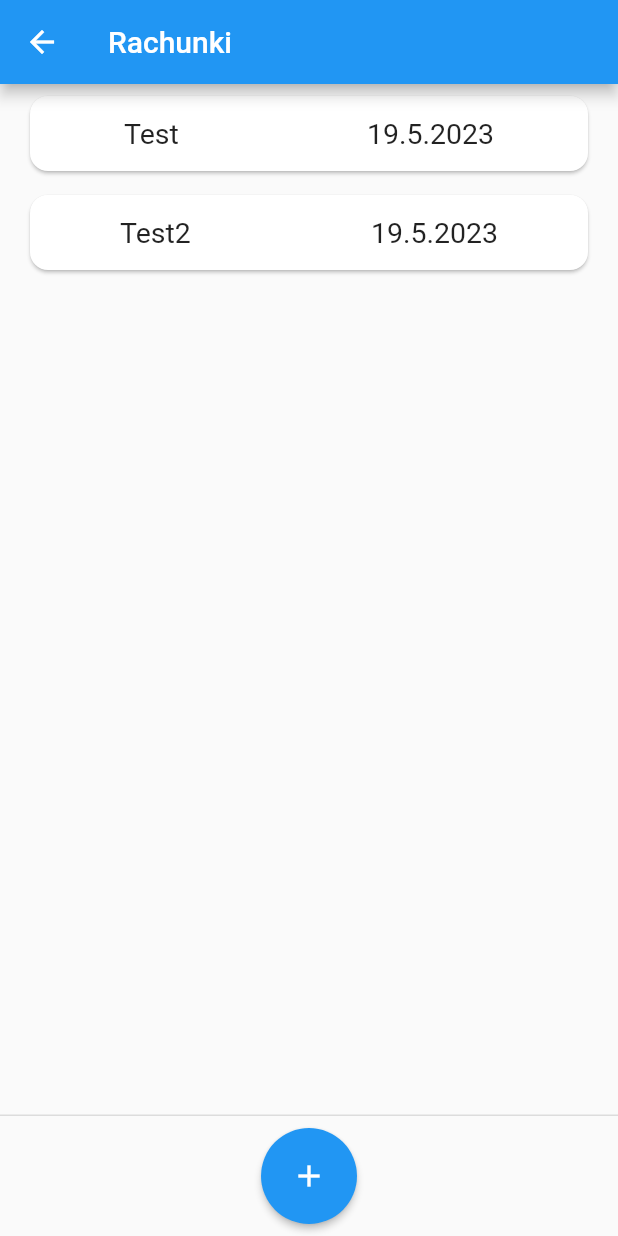
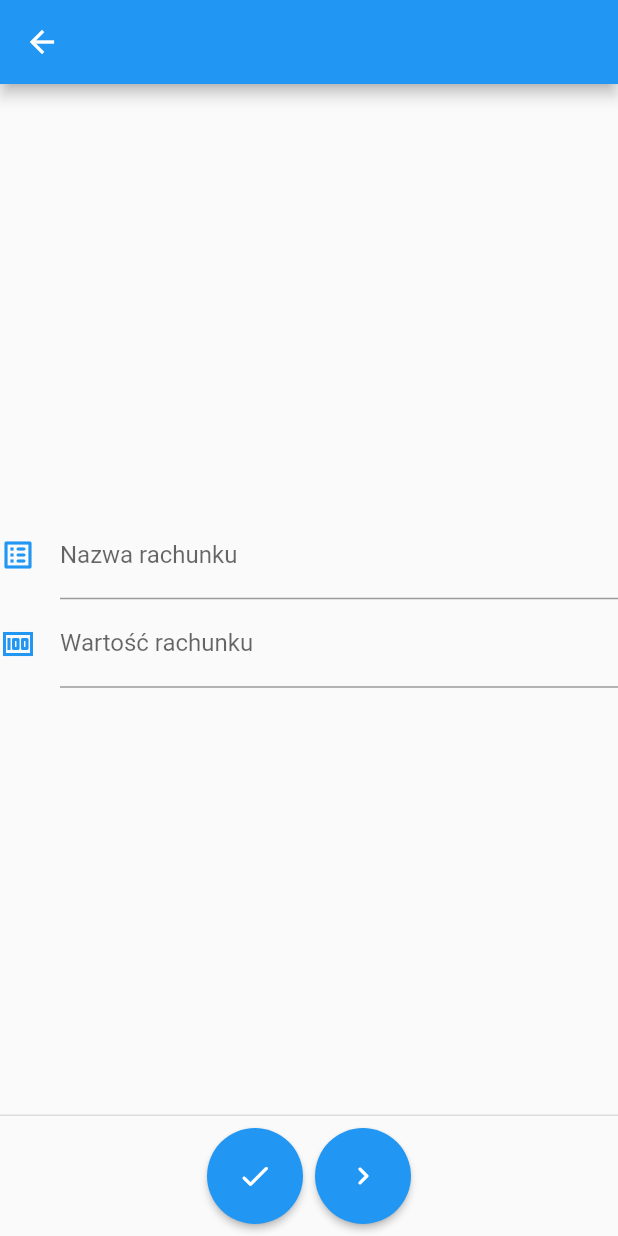
Before and after one commit to JPiotr/homeFinance, a Flutter app: the ReciptPage screen opened by its route, after a tap on the "add" icon, on a phone screen of 412 x 824 dp. Run offline on Flutter 3.47's test engine with Material 2 defaults, Android fonts, the phone set to English and light mode, and no system bars; our stand-ins replace firebase_auth, firebase_core, firebase_database; accounts and stored records are empty.

Commit message:
Dodanie formularza rachunków

```diff
--- /dev/null
+++ b/lib/pages/recipt/recipt_form.dart
@@ -0,0 +1,94 @@
+import 'package:flutter/material.dart';
+import 'package:flutter/services.dart';
+
+class ReciptFormPage extends StatefulWidget{
+  const ReciptFormPage({super.key});
+
+  @override
+  State<StatefulWidget> createState() => ReciptFormState();
+
+}
+
+class ReciptFormState extends State<ReciptFormPage>{
+  bool valueFieldValidator = true;
+
+  @override
+  Widget build(BuildContext context) {
+    return Scaffold(
+      appBar: AppBar(
+
+      ),
+      persistentFooterAlignment: AlignmentDirectional.bottomCenter,
+      persistentFooterButtons: [
+        ElevatedButton(
+          onPressed: () {
+            // recipts.add(Recipt(0, "test", 0, DateTime.now()));
+            // Navigator.pushNamed(context, '/recipts/new');
+          },
+          style: ElevatedButton.styleFrom(
+            shape: const CircleBorder(),
+            padding: const EdgeInsets.all(20),
+            backgroundColor: Colors.blue, // <-- Button color
+            foregroundColor: Colors.red, // <-- Splash color
+          ),
+          child: const Icon(Icons.done_rounded, color: Colors.white),
+        ),
+        ElevatedButton(
+          onPressed: () {
+            print("button clicked");
+            // recipts.add(Recipt(0, "test", 0, DateTime.now()));
+            // Navigator.pushNamed(context, '/recipts/new');
+          },
+          style: ElevatedButton.styleFrom(
+            shape: const CircleBorder(),
+            padding: const EdgeInsets.all(20),
+            backgroundColor: Colors.blue, // <-- Button color
+            foregroundColor: Colors.red, // <-- Splash color
+          ),
+          child: const Icon(Icons.navigate_next_rounded, color: Colors.white),
+        )
+      ],
+      body:
+      Column(
+        mainAxisAlignment: MainAxisAlignment.center,
+        children: [
+          Center(
+            child: Form(
+              // onChanged: ,
+              child: Column(
+                children: [
+                  TextFormField(
+                    decoration: const InputDecoration(
+                      icon: Icon(Icons.list_alt_rounded, color: Colors.blue),
+                      labelText: "Nazwa rachunku"
+                    ),
+                  ),
+                  TextFormField(
+                    // validator: (value) => valueFieldValidator,
+                    decoration: const InputDecoration(
+                        icon: Icon(Icons.money, color: Colors.blue),
+                        labelText: "Wartość rachunku"
+                    ),
+                      onChanged: (value)=>{
+                        if(double.parse(value)>0){
+                          valueFieldValidator = true
+                        }
+                        else{
+                        valueFieldValidator = false
+                        }
+                      },
+                      keyboardType: const TextInputType.numberWithOptions(decimal: true),
+                      inputFormatters: <TextInputFormatter>[
+                        FilteringTextInputFormatter.allow(RegExp(r'[0-9.,]'))
+                      ]
+                  )
+                ],
+              ),
+            ),
+          ),
+        ],
+      ),
+    );
+  }
+
+}
--- a/lib/pages/recipt/recipt_state.dart
+++ b/lib/pages/recipt/recipt_state.dart
@@ -23,38 +23,43 @@ class ReciptState extends State<ReciptPage> {
           ElevatedButton(
             onPressed: () {
               print("button clicked");
-              recipts.add(Recipt(0, "test", 0, DateTime.now()));
-              // Navigator.pushNamed(context, '/recipts/new');
+              Navigator.pushNamed(context, '/recipt/new');
             },
-            child: Icon(Icons.add, color: Colors.white),
             style: ElevatedButton.styleFrom(
-              shape: CircleBorder(),
-              padding: EdgeInsets.all(20),
+              shape: const CircleBorder(),
+              padding: const EdgeInsets.all(20),
               backgroundColor: Colors.blue, // <-- Button color
               foregroundColor: Colors.red, // <-- Splash color
             ),
+            child: const Icon(Icons.add, color: Colors.white),
           )
         ],
         appBar: AppBar(
           title: Text(title),
         ),
         body: ListView.builder(itemBuilder: (context, index) {
-          return ListTile(title: Card(
+          return ListTile(title:
+          GestureDetector(
+            onTap: ()=>{
+
+            },
+            child:
+            Card(
               borderOnForeground: true,
               // margin: const EdgeInsets.all(5),
               shape:
               RoundedRectangleBorder(borderRadius: BorderRadius.circular(12)),
-            child: Container(
+              child: SizedBox(
                 height: 50,
                 child: Row(
                     mainAxisAlignment: MainAxisAlignment.spaceAround,
                     children: [
-                Text(recipts.elementAt(index).name, style: TextStyle(fontSize: 19)),
+                      Text(recipts.elementAt(index).name, style: const TextStyle(fontSize: 19)),
                       Text("${recipts.elementAt(index).dateTime.day}."
                           "${recipts.elementAt(index).dateTime.month}."
-                  "${recipts.elementAt(index).dateTime.year}", style: TextStyle(fontSize: 19))]),
+                          "${recipts.elementAt(index).dateTime.year}", style: const TextStyle(fontSize: 19))]),
               ),
-          ));
+            ),));
         },itemCount: recipts.length));
   }
 
--- a/lib/routes.dart
+++ b/lib/routes.dart
@@ -1,3 +1,4 @@
+import 'package:finance_app/pages/recipt/recipt_form.dart';
 import 'package:finance_app/pages/recipt/recipt_page.dart';
 import 'package:flutter/material.dart';
 
@@ -6,7 +7,8 @@ import 'Pages/Home/Home_page.dart';
 class RoutesManager {
   static Map<String, Widget Function(BuildContext)> globalRoutes = {
     '/home': (context) => HomePage(),
-    '/recipt': (context) => ReciptPage()
+    '/recipt': (context) => ReciptPage(),
+    '/recipt/new': (context) => ReciptFormPage()
   };
 
   static String getInitial() {
```
Lines whose indentation alone changed are shown as unchanged.
